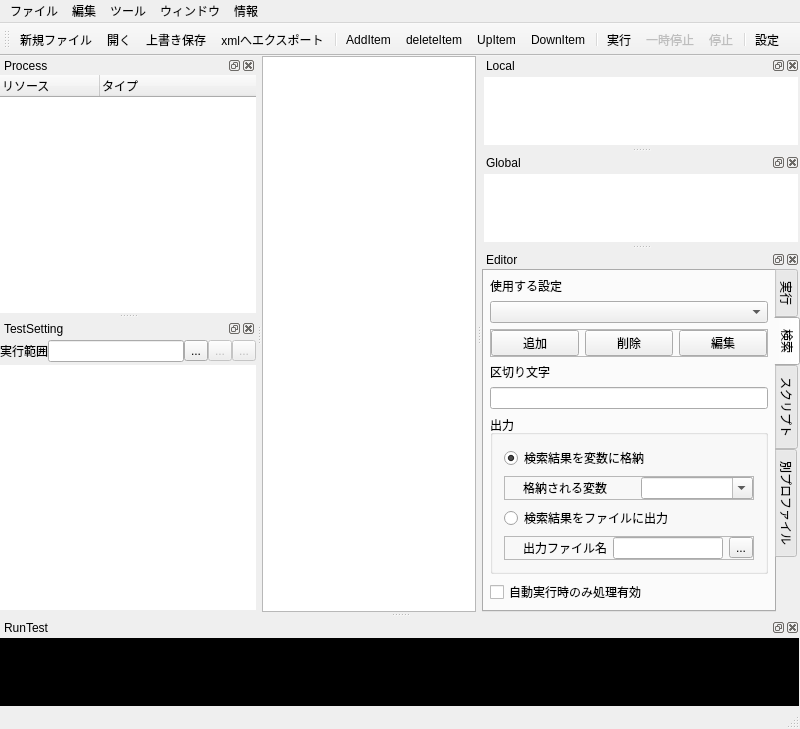
First picture: the form in src/ProfileEditor/profileeditor.ui, repository karakirimu/AutoBatchTools, before the edit.
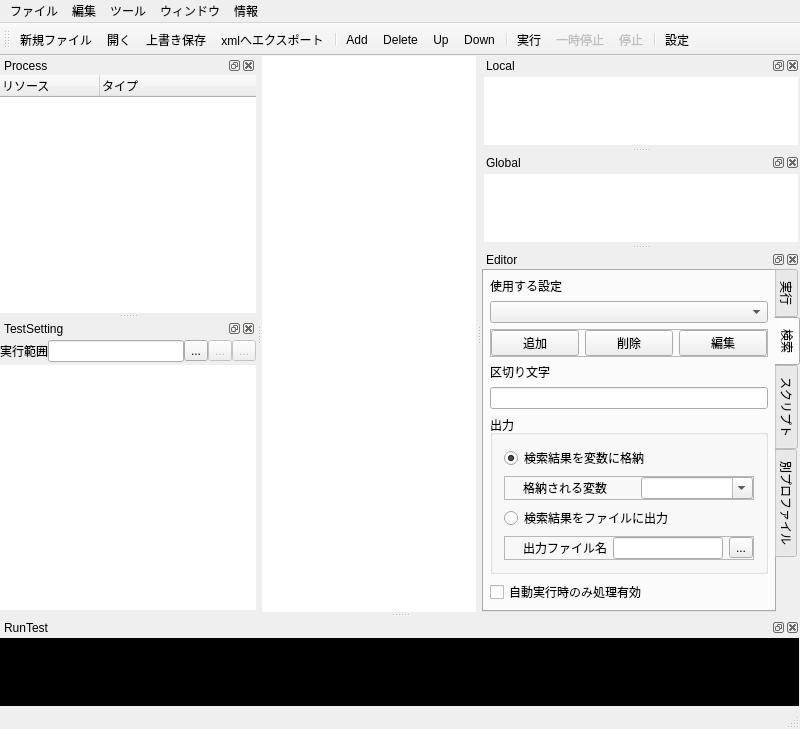
Second picture: the form after the edit. The open tabs and pages were chosen to show the change. Icons and pictures are not drawn. Custom widgets are drawn as their Qt base class.

Diff of the .ui file:
```diff
--- a/src/ProfileEditor/profileeditor.ui
+++ b/src/ProfileEditor/profileeditor.ui
@@ -15,6 +15,9 @@
   </property>
   <widget class="QWidget" name="centralWidget">
    <layout class="QVBoxLayout" name="verticalLayout_2">
+    <property name="spacing">
+     <number>0</number>
+    </property>
     <property name="leftMargin">
      <number>0</number>
     </property>
@@ -28,15 +31,24 @@
      <number>0</number>
     </property>
     <item>
-     <widget class="GraphicArea" name="graphicsView">
-      <property name="horizontalScrollBarPolicy">
-       <enum>Qt::ScrollBarAsNeeded</enum>
+     <widget class="FlowTable" name="flowTableWidget">
+      <property name="styleSheet">
+       <string notr="true"/>
       </property>
-      <property name="sizeAdjustPolicy">
-       <enum>QAbstractScrollArea::AdjustToContents</enum>
+      <property name="frameShape">
+       <enum>QFrame::NoFrame</enum>
       </property>
-      <property name="alignment">
-       <set>Qt::AlignHCenter|Qt::AlignTop</set>
+      <property name="editTriggers">
+       <set>QAbstractItemView::AnyKeyPressed|QAbstractItemView::CurrentChanged|QAbstractItemView::EditKeyPressed|QAbstractItemView::SelectedClicked</set>
+      </property>
+      <property name="selectionMode">
+       <enum>QAbstractItemView::ExtendedSelection</enum>
+      </property>
+      <property name="selectionBehavior">
+       <enum>QAbstractItemView::SelectRows</enum>
+      </property>
+      <property name="showGrid">
+       <bool>false</bool>
       </property>
      </widget>
     </item>
@@ -1223,7 +1235,10 @@
      <normaloff>:/icons/Add.png</normaloff>:/icons/Add.png</iconset>
    </property>
    <property name="text">
-    <string>AddItem</string>
+    <string>Add</string>
+   </property>
+   <property name="shortcut">
+    <string>Ctrl+Return</string>
    </property>
   </action>
   <action name="actionDeleteItem">
@@ -1232,7 +1247,10 @@
      <normaloff>:/icons/Denided.png</normaloff>:/icons/Denided.png</iconset>
    </property>
    <property name="text">
-    <string>deleteItem</string>
+    <string>Delete</string>
+   </property>
+   <property name="shortcut">
+    <string>Del</string>
    </property>
   </action>
   <action name="actionUpItem">
@@ -1241,7 +1259,10 @@
      <normaloff>:/icons/Button_Up.png</normaloff>:/icons/Button_Up.png</iconset>
    </property>
    <property name="text">
-    <string>UpItem</string>
+    <string>Up</string>
+   </property>
+   <property name="shortcut">
+    <string>Ctrl+Up</string>
    </property>
   </action>
   <action name="actionDownItem">
@@ -1250,7 +1271,10 @@
      <normaloff>:/icons/Button_Down.png</normaloff>:/icons/Button_Down.png</iconset>
    </property>
    <property name="text">
-    <string>DownItem</string>
+    <string>Down</string>
+   </property>
+   <property name="shortcut">
+    <string>Ctrl+Down</string>
    </property>
   </action>
   <action name="actionRun">
@@ -1395,11 +1419,6 @@
    <extends>QComboBox</extends>
    <header>variantcombobox.h</header>
   </customwidget>
-  <customwidget>
-   <class>GraphicArea</class>
-   <extends>QGraphicsView</extends>
-   <header>graphicarea.h</header>
-  </customwidget>
   <customwidget>
    <class>InnerStackedWidget</class>
    <extends>QStackedWidget</extends>
@@ -1433,6 +1452,11 @@
    <extends>QTableWidget</extends>
    <header>../filequeuetable/filequeuetable.h</header>
   </customwidget>
+  <customwidget>
+   <class>FlowTable</class>
+   <extends>QTableWidget</extends>
+   <header>flowtable.h</header>
+  </customwidget>
  </customwidgets>
  <tabstops>
   <tabstop>runTreeWidget</tabstop>
```
Left out of the diff: 11 changed lines with no effect on the pictures.
